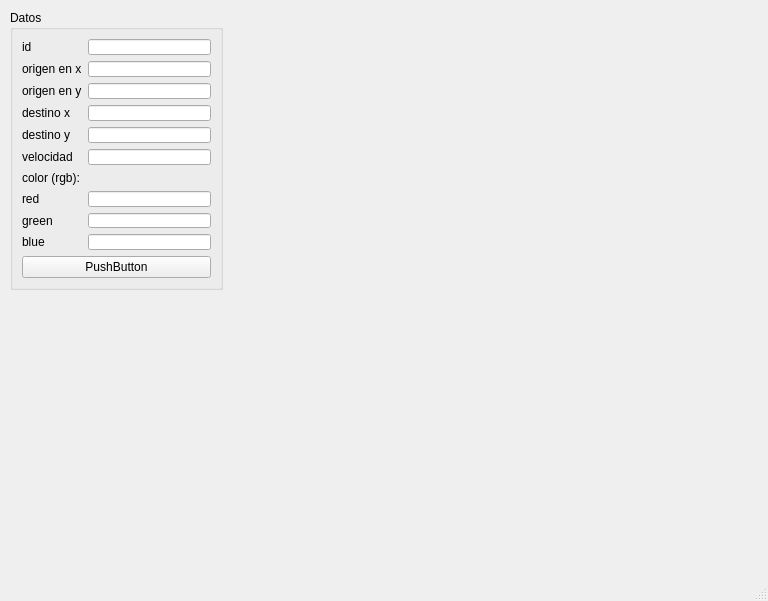
eduardosanchezsacnehz/UI-User-Interface, file ac8/interfas.ui: the form before one commit.
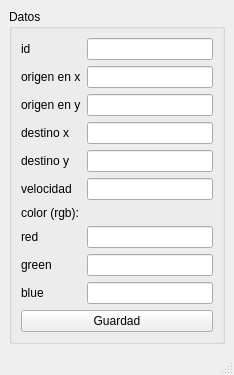
The form after the commit.

Commit message: Se termina la interfas

```diff
--- a/ac8/interfas.ui
+++ b/ac8/interfas.ui
@@ -6,23 +6,17 @@
    <rect>
     <x>0</x>
     <y>0</y>
-    <width>768</width>
-    <height>601</height>
+    <width>234</width>
+    <height>368</height>
    </rect>
   </property>
   <property name="windowTitle">
    <string>MainWindow</string>
   </property>
   <widget class="QWidget" name="centralwidget">
+   <layout class="QGridLayout" name="gridLayout_2">
+    <item row="0" column="0">
    <widget class="QGroupBox" name="groupBox">
-    <property name="geometry">
-     <rect>
-      <x>10</x>
-      <y>10</y>
-      <width>213</width>
-      <height>280</height>
-     </rect>
-    </property>
     <property name="title">
      <string>Datos</string>
     </property>
@@ -60,7 +54,7 @@
      <item row="10" column="0" rowspan="2" colspan="2">
       <widget class="QPushButton" name="pushButton">
        <property name="text">
-        <string>PushButton</string>
+          <string>Guardad</string>
        </property>
       </widget>
      </item>
@@ -133,6 +127,8 @@
      </item>
     </layout>
    </widget>
+    </item>
+   </layout>
   </widget>
   <widget class="QMenuBar" name="menubar">
    <property name="geometry">
```
Left out of the diff: 2 changed lines with no effect on the pictures. Lines whose indentation alone changed are shown as unchanged.
